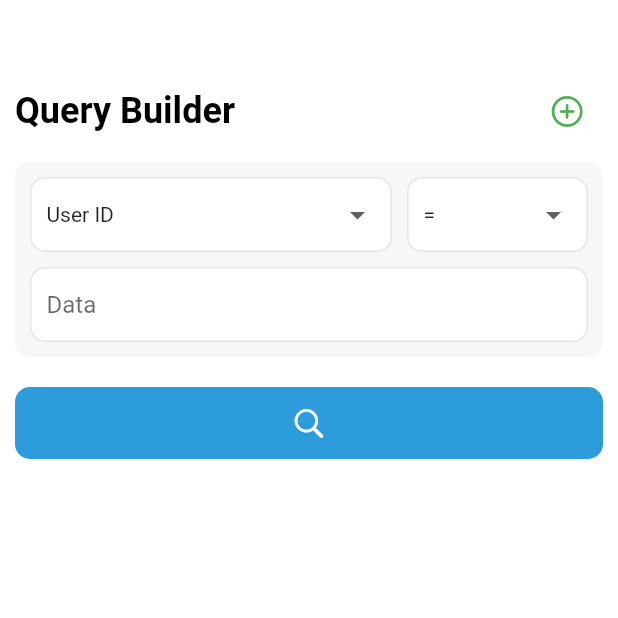
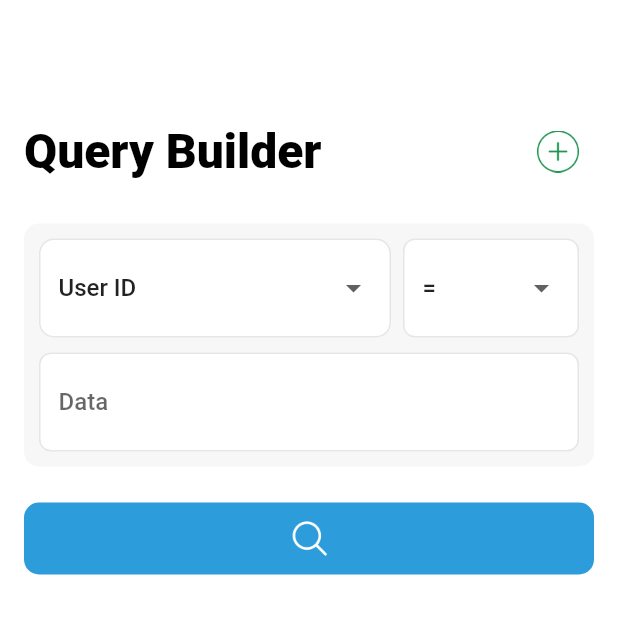
Before and after one commit to abdallah-gaber/query_builder_task, a Flutter app: the screen it shows after launch, on a phone screen of 412 x 824 dp, the top half of it. Run offline on Flutter 3.47's test engine with Material 2 defaults, Android fonts, the phone set to English and light mode, and no system bars; our stand-ins replace dio, flutter_riverpod; network calls fail.

Commit message:
Make the design pixel perfect like figma, added same icons and spaces

```diff
--- a/lib/ui/filter_result_screen.dart
+++ b/lib/ui/filter_result_screen.dart
@@ -27,22 +27,22 @@ class FilterResultScreen extends ConsumerWidget {
         backgroundColor: const Color(0xFFF1F1F1),
         body: SafeArea(
           child: Container(
-              padding: const EdgeInsets.all(10),
+              padding: const EdgeInsets.all(16),
               child: Column(
                   crossAxisAlignment: CrossAxisAlignment.start,
                   children: [
                     const SizedBox(
-                      height: 20,
+                      height: 11,
                     ),
                     const Text(
                       "Users",
                       style: TextStyle(
                           color: Colors.black,
-                          fontWeight: FontWeight.w900,
-                          fontSize: 26),
+                          fontWeight: FontWeight.w800,
+                          fontSize: 32),
                     ),
                     const SizedBox(
-                      height: 10,
+                      height: 24,
                     ),
                     Expanded(
                       child: data.filteredUsersList.isNotEmpty
--- a/lib/ui/home_screen.dart
+++ b/lib/ui/home_screen.dart
@@ -43,11 +43,11 @@ class _HomeScreenState extends ConsumerState<HomeScreen> {
             FocusScope.of(context).unfocus();
           },
           child: Container(
-            padding: const EdgeInsets.all(10),
+            padding: const EdgeInsets.all(16),
             child: ListView(
               children: [
                 const SizedBox(
-                  height: 40,
+                  height: 61,
                 ),
                 Row(
                   children: [
@@ -56,8 +56,8 @@ class _HomeScreenState extends ConsumerState<HomeScreen> {
                       "Query Builder",
                       style: TextStyle(
                           color: Colors.black,
-                          fontWeight: FontWeight.w700,
-                          fontSize: 24),
+                          fontWeight: FontWeight.w800,
+                          fontSize: 32),
                     )),
                     // if (queryItemWidget.length != 2)
                     IconButton(
@@ -69,14 +69,11 @@ class _HomeScreenState extends ConsumerState<HomeScreen> {
                           _animatedListKey.currentState!
                               .insertItem(queryItemWidget.length - 1);
                         },
-                        icon: const Icon(
-                          CupertinoIcons.add_circled,
-                          color: Colors.green,
-                        ))
+                        icon: Image.asset('assets/add.png', height: 28, width: 28,))
                   ],
                 ),
                 const SizedBox(
-                  height: 10,
+                  height: 24,
                 ),
                 AnimatedList(
                     key: _animatedListKey,
@@ -107,16 +104,16 @@ class _HomeScreenState extends ConsumerState<HomeScreen> {
                             crossAxisAlignment: CrossAxisAlignment.start,
                             children: [
                               Container(
-                                margin: const EdgeInsets.symmetric(vertical: 10),
+                                margin: const EdgeInsets.symmetric(vertical: 24),
                                 width: MediaQuery.of(context).size.width / 4,
                                 padding:
-                                    const EdgeInsets.symmetric(horizontal: 10),
+                                    const EdgeInsets.symmetric(horizontal: 12, vertical: 8),
                                 decoration: BoxDecoration(
                                     color: Colors.white,
                                     borderRadius: const BorderRadius.all(
-                                        Radius.circular(10.0)),
+                                        Radius.circular(8.0)),
                                     border: Border.all(
-                                        color: const Color(0xFFE5E5E5))),
+                                        color: const Color(0x33808080))),
                                 child: DropdownButtonHideUnderline(
                                   child: DropdownButton<String>(
                                     isExpanded: true,
@@ -124,7 +121,7 @@ class _HomeScreenState extends ConsumerState<HomeScreen> {
                                       return DropdownMenuItem<String>(
                                         child: Text(
                                           item,
-                                          style: const TextStyle(fontSize: 14),
+                                          style: const TextStyle(fontSize: 16, fontWeight: FontWeight.w500),
                                         ),
                                         value: item,
                                       );
@@ -165,10 +162,7 @@ class _HomeScreenState extends ConsumerState<HomeScreen> {
                                                   )
                                               );
                                         },
-                                        icon: const Icon(
-                                          Icons.remove_circle_outline,
-                                          color: Colors.red,
-                                        ))
+                                        icon: Image.asset('assets/remove.png', height: 28, width: 28,))
                                   ],
                                 ),
                               ),
@@ -178,7 +172,7 @@ class _HomeScreenState extends ConsumerState<HomeScreen> {
                       }
                     }),
                 Container(
-                  margin: const EdgeInsets.symmetric(vertical: 20),
+                  margin: const EdgeInsets.symmetric(vertical: 24),
                   width: MediaQuery.of(context).size.width,
                   child: DecoratedBox(
                     decoration: BoxDecoration(
@@ -196,12 +190,7 @@ class _HomeScreenState extends ConsumerState<HomeScreen> {
                                     const FilterResultScreen()));
                           }
                         },
-                        child: const Center(
-                          child: Icon(
-                            CupertinoIcons.search,
-                            color: Colors.white,
-                          ),
-                        )),
+                        child: Image.asset('assets/search.png', height: 28, width: 28,)),
                   ),
                 ),
               ],
--- a/lib/ui/widgets/query_item_widget.dart
+++ b/lib/ui/widgets/query_item_widget.dart
@@ -64,12 +64,12 @@ class _QueryItemWidgetState extends State<QueryItemWidget> {
                     ? 2
                     : 1,
                 child: Container(
-                  padding: const EdgeInsets.symmetric(horizontal: 10),
+                  padding: const EdgeInsets.symmetric(horizontal: 12, vertical: 8),
                   decoration: BoxDecoration(
                       color: Colors.white,
                       borderRadius:
                           const BorderRadius.all(Radius.circular(10.0)),
-                      border: Border.all(color: const Color(0xFFE5E5E5))),
+                      border: Border.all(color: const Color(0x33808080))),
                   child: DropdownButtonHideUnderline(
                     child: DropdownButton<String>(
                       isExpanded: true,
@@ -77,7 +77,7 @@ class _QueryItemWidgetState extends State<QueryItemWidget> {
                         return DropdownMenuItem<String>(
                           child: Text(
                             item,
-                            style: const TextStyle(fontSize: 14),
+                            style: const TextStyle(fontSize: 16, fontWeight: FontWeight.w500),
                           ),
                           value: item,
                         );
@@ -104,16 +104,16 @@ class _QueryItemWidgetState extends State<QueryItemWidget> {
                   ),
                 )),
             const SizedBox(
-              width: 10,
+              width: 8,
             ),
             Expanded(
               flex: 1,
               child: Container(
-                padding: const EdgeInsets.symmetric(horizontal: 10),
+                padding: const EdgeInsets.symmetric(horizontal: 12, vertical: 8),
                 decoration: BoxDecoration(
                     color: Colors.white,
-                    borderRadius: const BorderRadius.all(Radius.circular(10.0)),
-                    border: Border.all(color: const Color(0xFFE5E5E5))),
+                    borderRadius: const BorderRadius.all(Radius.circular(8.0)),
+                    border: Border.all(color: const Color(0x33808080))),
                 child: DropdownButtonHideUnderline(
                   child: DropdownButton<String>(
                     isExpanded: true,
@@ -126,7 +126,7 @@ class _QueryItemWidgetState extends State<QueryItemWidget> {
                       return DropdownMenuItem<String>(
                         child: Text(
                           item,
-                          style: const TextStyle(fontSize: 14),
+                          style: const TextStyle(fontSize: 16, fontWeight: FontWeight.w500),
                         ),
                         value: item,
                       );
@@ -155,11 +155,11 @@ class _QueryItemWidgetState extends State<QueryItemWidget> {
           height: 10,
         ),
         Container(
-          padding: const EdgeInsets.symmetric(horizontal: 10),
+          padding: const EdgeInsets.symmetric(horizontal: 12, vertical: 8),
           decoration: BoxDecoration(
               color: Colors.white,
-              borderRadius: const BorderRadius.all(Radius.circular(10.0)),
-              border: Border.all(color: const Color(0xFFE5E5E5))),
+              borderRadius: const BorderRadius.all(Radius.circular(8.0)),
+              border: Border.all(color: const Color(0x33808080))),
           child: TextField(
             controller: dataTextEditingController,
             keyboardType: ColumnNames.useNumberOperator(selectedColumn!) ? TextInputType.number : TextInputType.text,
@@ -171,9 +171,11 @@ class _QueryItemWidgetState extends State<QueryItemWidget> {
                 widget.queryModel.data = data;
               });
             },
+            style: const TextStyle(fontSize: 16, fontWeight: FontWeight.w500),
             decoration: const InputDecoration(
               border: InputBorder.none,
               hintText: 'Data',
+              hintStyle: TextStyle(fontSize: 16, fontWeight: FontWeight.w500),
             ),
           ),
         ),
--- a/lib/ui/widgets/user_widget.dart
+++ b/lib/ui/widgets/user_widget.dart
@@ -10,13 +10,14 @@ class UserWidget extends StatelessWidget {
   Widget build(BuildContext context) {
     return Card(
       color: Colors.white,
+      margin: const EdgeInsets.only(bottom: 13),
       shape: const RoundedRectangleBorder(
-        borderRadius: BorderRadius.all(Radius.circular(20))
+        borderRadius: BorderRadius.all(Radius.circular(14))
       ),
       child: Container(
-        margin: const EdgeInsets.symmetric(vertical: 7),
         padding: const EdgeInsets.symmetric(vertical: 12, horizontal: 12),
         child: Row(
+          crossAxisAlignment: CrossAxisAlignment.center,
           children: [
             CircleAvatar(
               backgroundColor: const Color(0xFFE5E5E5),
@@ -25,20 +26,21 @@ class UserWidget extends StatelessWidget {
                   : Icons.female),
             ),
             const SizedBox(
-              width: 10,
+              width: 16,
             ),
             Column(
               crossAxisAlignment: CrossAxisAlignment.start,
               children: [
                 Text(
                   userModel?.fullName ?? '',
-                  style: const TextStyle(fontWeight: FontWeight.w900),
+                  style: const TextStyle(fontSize: 17, fontWeight: FontWeight.w800),
                 ),
                 const SizedBox(
-                  height: 5,
+                  height: 2,
                 ),
                 Text(
                   userModel?.gender ?? '',
+                  style: const TextStyle(fontSize: 17, fontWeight: FontWeight.w400),
                 ),
               ],
             ),
--- a/pubspec.yaml
+++ b/pubspec.yaml
@@ -66,8 +66,8 @@ flutter:
   uses-material-design: true
 
   # To add assets to your application, add an assets section, like this:
-  # assets:
-  #   - images/a_dot_burr.jpeg
+  assets:
+    - assets/
   #   - images/a_dot_ham.jpeg
 
   # An image asset can refer to one or more resolution-specific "variants", see
```
Also changed, not shown: assets/add.png (added), assets/remove.png (added), assets/search.png (added).
